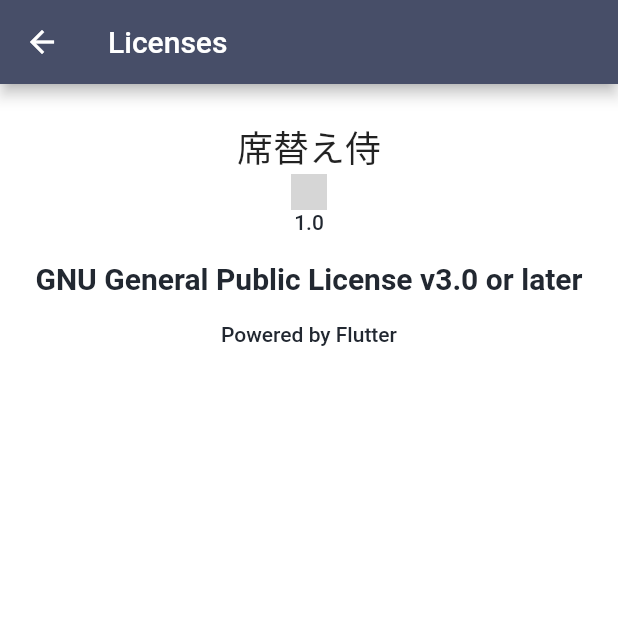
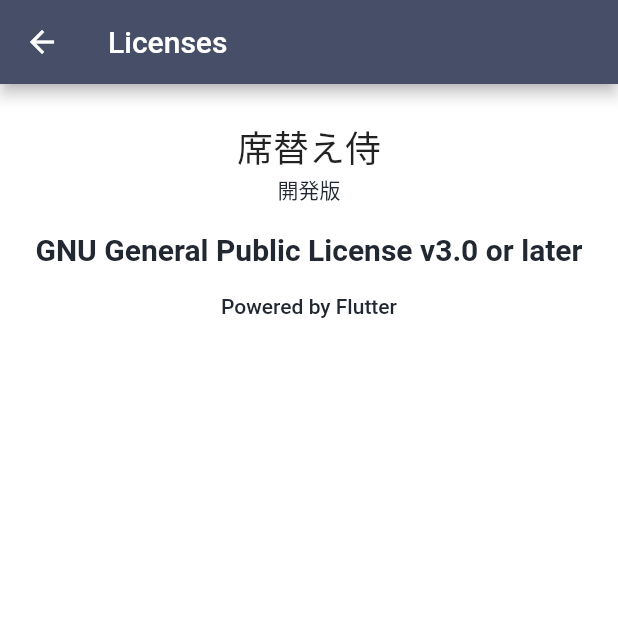
Before and after one commit to black2965/sekigae, a Flutter app: the InfoPage screen opened directly, after a tap on "使用したライブラリー", on a phone screen of 412 x 824 dp, the top half of it. Run offline on Flutter 3.47's test engine with Material 2 defaults, Android fonts, the phone set to English and light mode, and no system bars; our stand-ins replace csv, file_picker, pdf, printing; missing offline and left inert: file_selector; grey boxes are pictures that could not be loaded.

Commit message:
info と snapcraft
アイコンが表示されないので削除
snapcraft.yaml のnetwork権限を削除

```diff
--- a/lib/pages/info_page.dart
+++ b/lib/pages/info_page.dart
@@ -95,10 +95,10 @@ class _InfoPageState extends State<InfoPage> {
                           showLicensePage(
                             context: context,
                             applicationName: '席替え侍',
-                            applicationVersion: '1.0',
-                            applicationIcon: const ImageIcon(
-                              AssetImage('/assets/icon/icon.png'),
-                            ),
+                            applicationVersion: '開発版',
+                            // applicationIcon: const ImageIcon(
+                            //   AssetImage('/assets/icon/icon.png'),
+                            // ),
                             applicationLegalese:
                                 'GNU General Public License v3.0 or later',
                           );
--- a/snap/snapcraft.yaml
+++ b/snap/snapcraft.yaml
@@ -19,7 +19,6 @@ apps:
     extensions: [flutter-stable]
     plugs:
       - home
-      - network
 parts:
   sekigae:
     plugin: flutter
```
